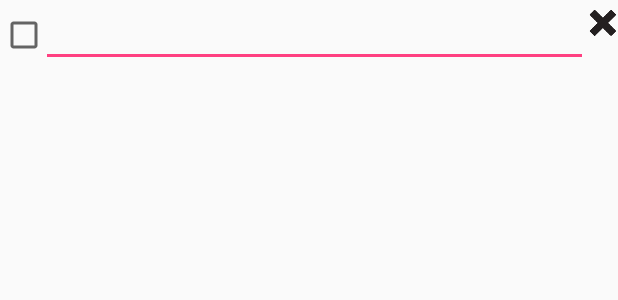
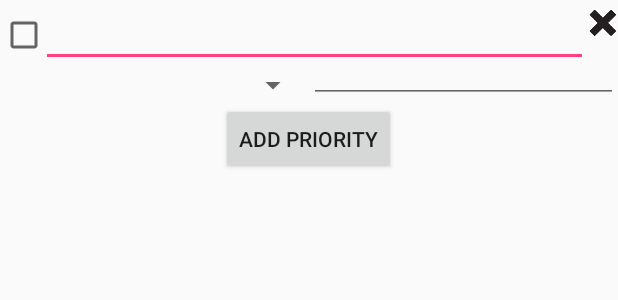
Before and after one commit to DotFreelance/To-Do-Bot, an Android app: the layout list_item.xml on its own in the app's theme, with its tools: preview values and no code run, on a phone screen of 412 x 824 dp. Shown: the top 300 px of the screen. Run offline under Robolectric (Android 15) with nearby library versions, the phone set to English and light mode, and no system bars.

Commit message:
Commiting local changes to pull from master branch

```diff
--- a/app/src/main/java/uofm/software_engineering/group7/to_do_bot/TaskListActivity.java
+++ b/app/src/main/java/uofm/software_engineering/group7/to_do_bot/TaskListActivity.java
@@ -4,7 +4,6 @@ import android.support.v7.app.AppCompatActivity;
 import android.os.Bundle;
 import android.view.LayoutInflater;
 import android.view.View;
-import android.view.ViewParent;
 import android.widget.ArrayAdapter;
 import android.widget.ListView;
 
--- a/app/src/main/java/uofm/software_engineering/group7/to_do_bot/services/TaskListContract.java
+++ b/app/src/main/java/uofm/software_engineering/group7/to_do_bot/services/TaskListContract.java
@@ -17,6 +17,7 @@ public final class TaskListContract {
         public static final String COL_NAME_DESCRIPTION = "taskDescription";
         public static final String COL_NAME_CHECKED = "checked";
         public static final String COL_NAME_ALARM = "alarmTime";
+        public static final String COL_NAME_PRIORITY = "priority";
         public static final int CHECKED_TRUE = 1;
         public static final int CHECKED_FALSE = 0;
     }
--- a/app/src/main/res/layout/list_item.xml
+++ b/app/src/main/res/layout/list_item.xml
@@ -1,10 +1,13 @@
 <?xml version="1.0" encoding="utf-8"?>
 <LinearLayout xmlns:android="http://schemas.android.com/apk/res/android"
-    android:orientation="horizontal"
+    android:orientation="vertical"
     android:layout_width="match_parent"
     android:layout_height="match_parent">
 
-
+    <LinearLayout
+        android:layout_width="match_parent"
+        android:layout_height="wrap_content"
+        android:orientation="horizontal">
 
     <CheckBox
         android:layout_width="wrap_content"
@@ -37,5 +40,43 @@
         android:layout_marginTop="5dp"
         android:contentDescription="@string/delete_button_description" />
 
+    </LinearLayout>
+
+    <LinearLayout
+        android:layout_width="match_parent"
+        android:layout_height="wrap_content"
+        android:orientation="horizontal">
+
+        <Spinner
+        android:layout_width="0dp"
+        android:layout_height="wrap_content"
+        android:id="@+id/prioritySpinner"
+        android:layout_weight="10" />
+
+        <EditText
+        android:id="@+id/list_item_date"
+        android:layout_width="0dp"
+        android:layout_height="match_parent"
+        android:layout_weight="10"
+        android:imeOptions="actionDone"
+        android:inputType="date"
+        android:overScrollMode="always"
+        android:selectAllOnFocus="false"
+        android:focusable="false"
+        android:textSize="17sp"
+        android:theme="@style/AppTheme"/>
+
+        <!-- This is a comment: Dan says that maybe you might want to add a android:onclick="somemethod" have -->
+
+    </LinearLayout>
+
+    <Button
+        style="?android:attr/buttonStyleSmall"
+        android:layout_width="wrap_content"
+        android:layout_height="wrap_content"
+        android:text="Add priority"
+        android:id="@+id/spinnerButton"
+        android:layout_gravity="center_horizontal"
+        android:longClickable="false" />
 
 </LinearLayout>
```
Also changed, not shown: app/src/main/java/uofm/software_engineering/group7/to_do_bot/models/TaskListItem.java (+7 -4 lines), app/src/main/java/uofm/software_engineering/group7/to_do_bot/models/TaskListManager.java (+6 -2 lines), app/src/main/java/uofm/software_engineering/group7/to_do_bot/services/TaskListItemAdapter.java (+29 -1 lines).
